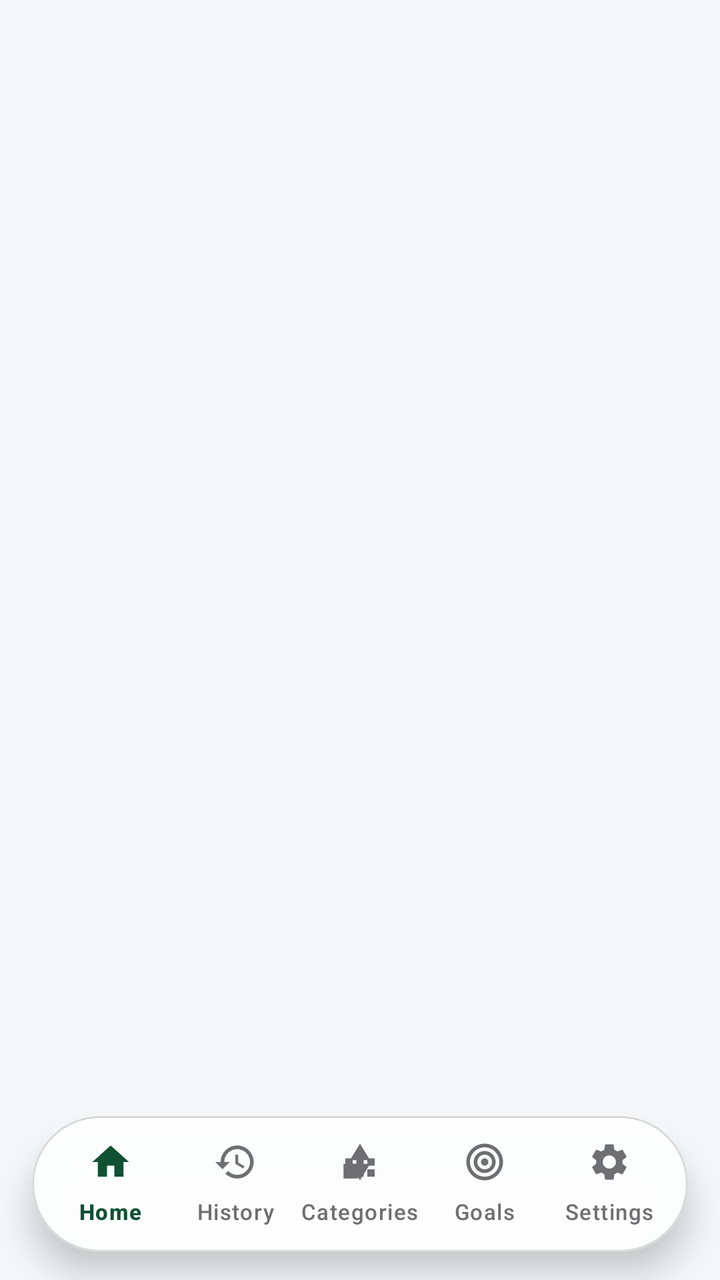
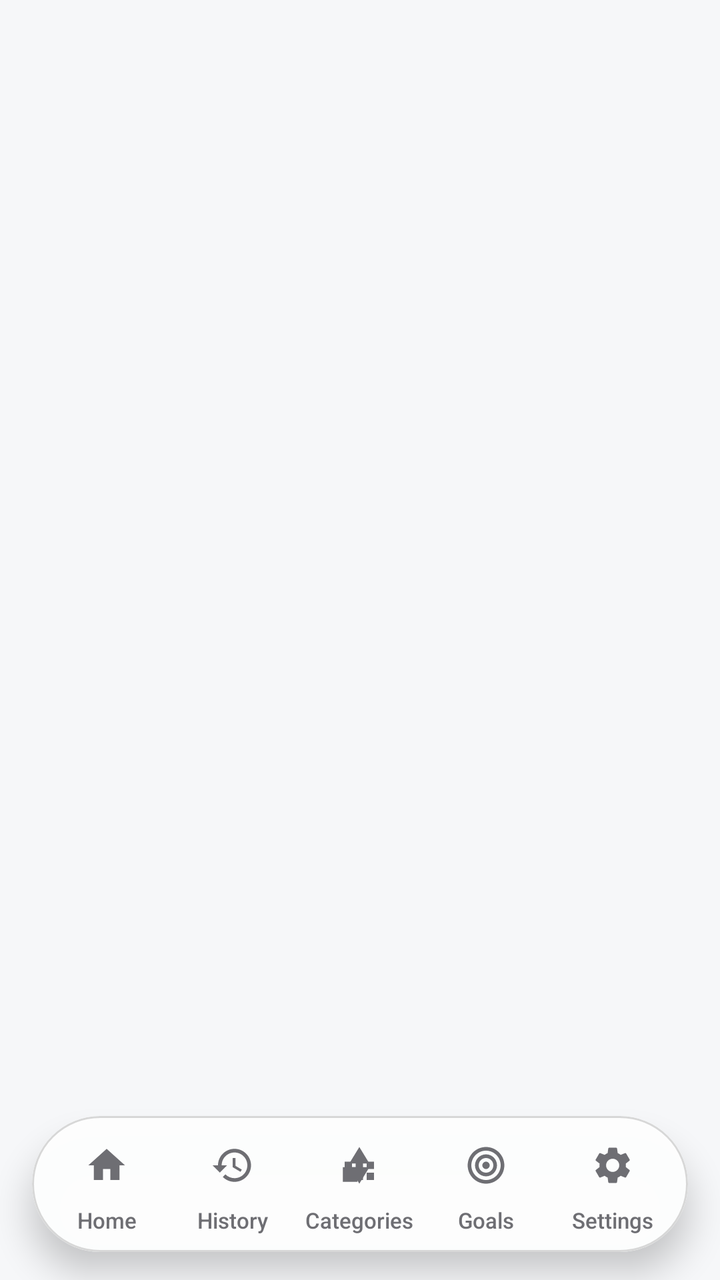

The first picture is an Android layout as it rendered before a commit; the second is the same layout after the commit. The layout source and the unified diff follow.
<!-- AndroidManifest.xml: application theme Theme.SpendWise -->
<!-- res/layout/activity_main.xml -->
<?xml version="1.0" encoding="utf-8"?>
<androidx.coordinatorlayout.widget.CoordinatorLayout
    xmlns:android="http://schemas.android.com/apk/res/android"
    xmlns:app="http://schemas.android.com/apk/res-auto"
    android:id="@+id/main_content"
    android:layout_width="match_parent"
    android:layout_height="match_parent">

    <FrameLayout
        android:id="@+id/tab_fragment_container"
        android:layout_width="match_parent"
        android:layout_height="match_parent" />

    <androidx.fragment.app.FragmentContainerView
        android:id="@+id/nav_host_fragment"
        android:name="androidx.navigation.fragment.NavHostFragment"
        android:layout_width="match_parent"
        android:layout_height="match_parent"
        android:visibility="gone"
        app:defaultNavHost="true"
        app:navGraph="@navigation/nav_graph"/>

    <com.google.android.material.card.MaterialCardView
        android:id="@+id/card_bottom_nav"
        android:layout_width="match_parent"
        android:layout_height="68dp"
        android:layout_gravity="bottom|center_horizontal"
        android:layout_marginHorizontal="16dp"
        android:layout_marginBottom="14dp"
        app:cardCornerRadius="999dp"
        app:cardElevation="10dp"
        app:strokeWidth="1dp"
        app:strokeColor="@color/nav_glass_stroke"
        app:cardBackgroundColor="@color/nav_glass_fill">

        <FrameLayout
            android:layout_width="match_parent"
            android:layout_height="match_parent">

            
            <View
                android:id="@+id/nav_blur_layer"
                android:layout_width="match_parent"
                android:layout_height="match_parent"
                android:background="@color/nav_glass_fill" />

            <com.google.android.material.bottomnavigation.BottomNavigationView
                android:id="@+id/bottom_navigation"
                android:layout_width="match_parent"
                android:layout_height="match_parent"
                android:background="@android:color/transparent"
                android:paddingHorizontal="8dp"
                app:menu="@menu/bottom_nav_menu"
                app:labelVisibilityMode="labeled"
                app:itemIconSize="22dp"
                app:itemIconTint="@color/bottom_nav_icon_tint"
                app:itemTextColor="@color/bottom_nav_icon_tint"
                app:itemActiveIndicatorStyle="@style/Widget.SpendWise.BottomNav.ActiveIndicator"
                app:itemTextAppearanceActive="@style/TextAppearance.SpendWise.BottomNav.Active"
                app:itemTextAppearanceInactive="@style/TextAppearance.SpendWise.BottomNav.Inactive"
                app:elevation="0dp"/>
        </FrameLayout>

    </com.google.android.material.card.MaterialCardView>

</androidx.coordinatorlayout.widget.CoordinatorLayout>
<!-- resources referenced by this layout -->
<resources>
  <style name="Widget.SpendWise.BottomNav" parent="Widget.Material3.BottomNavigationView">
          <item name="android:background">@android:color/transparent</item>
          <item name="elevation">0dp</item>
          <item name="itemActiveIndicatorStyle">@style/Widget.SpendWise.BottomNav.ActiveIndicator</item>
          <item name="itemIconTint">@color/bottom_nav_icon_tint</item>
          <item name="itemTextColor">@color/bottom_nav_icon_tint</item>
          <item name="itemTextAppearanceActive">@style/TextAppearance.SpendWise.BottomNav.Active</item>
          <item name="itemTextAppearanceInactive">@style/TextAppearance.SpendWise.BottomNav.Inactive</item>
      </style>
  <!-- unchanged entries left out for length: 30 -->
</resources>

<!-- the commit's change to res/layout/activity_main.xml (unified diff, before → after) -->
@@ -1,5 +1,5 @@
 <?xml version="1.0" encoding="utf-8"?>
-<androidx.coordinatorlayout.widget.CoordinatorLayout
+<androidx.constraintlayout.widget.ConstraintLayout
     xmlns:android="http://schemas.android.com/apk/res/android"
     xmlns:app="http://schemas.android.com/apk/res-auto"
     android:id="@+id/main_content"
@@ -8,26 +8,38 @@
 
     <FrameLayout
         android:id="@+id/tab_fragment_container"
-        android:layout_width="match_parent"
-        android:layout_height="match_parent" />
+        android:layout_width="0dp"
+        android:layout_height="0dp"
+        app:layout_constraintStart_toStartOf="parent"
+        app:layout_constraintEnd_toEndOf="parent"
+        app:layout_constraintTop_toTopOf="parent"
+        app:layout_constraintBottom_toBottomOf="parent" />
 
     <androidx.fragment.app.FragmentContainerView
         android:id="@+id/nav_host_fragment"
         android:name="androidx.navigation.fragment.NavHostFragment"
-        android:layout_width="match_parent"
-        android:layout_height="match_parent"
+        android:layout_width="0dp"
+        android:layout_height="0dp"
         android:visibility="gone"
         app:defaultNavHost="true"
-        app:navGraph="@navigation/nav_graph"/>
+        app:navGraph="@navigation/nav_graph"
+        app:layout_constraintStart_toStartOf="parent"
+        app:layout_constraintEnd_toEndOf="parent"
+        app:layout_constraintTop_toTopOf="parent"
+        app:layout_constraintBottom_toBottomOf="parent" />
 
     <com.google.android.material.card.MaterialCardView
         android:id="@+id/card_bottom_nav"
-        android:layout_width="match_parent"
+        android:layout_width="0dp"
         android:layout_height="68dp"
-        android:layout_gravity="bottom|center_horizontal"
         android:layout_marginHorizontal="16dp"
         android:layout_marginBottom="14dp"
+        app:layout_constraintWidth_max="460dp"
+        app:layout_constraintStart_toStartOf="parent"
+        app:layout_constraintEnd_toEndOf="parent"
+        app:layout_constraintBottom_toBottomOf="parent"
         app:cardCornerRadius="999dp"
+        android:elevation="16dp"
         app:cardElevation="10dp"
         app:strokeWidth="1dp"
         app:strokeColor="@color/nav_glass_stroke"
@@ -44,23 +56,211 @@
                 android:layout_height="match_parent"
                 android:background="@color/nav_glass_fill" />
 
+            
             <com.google.android.material.bottomnavigation.BottomNavigationView
                 android:id="@+id/bottom_navigation"
+                android:layout_width="0dp"
+                android:layout_height="0dp"
+                android:visibility="invisible"
+                app:menu="@menu/bottom_nav_menu" />
+
+            
+            <LinearLayout
+                android:id="@+id/custom_bottom_nav"
                 android:layout_width="match_parent"
                 android:layout_height="match_parent"
-                android:background="@android:color/transparent"
-                android:paddingHorizontal="8dp"
-                app:menu="@menu/bottom_nav_menu"
-                app:labelVisibilityMode="labeled"
-                app:itemIconSize="22dp"
-                app:itemIconTint="@color/bottom_nav_icon_tint"
-                app:itemTextColor="@color/bottom_nav_icon_tint"
-                app:itemActiveIndicatorStyle="@style/Widget.SpendWise.BottomNav.ActiveIndicator"
-                app:itemTextAppearanceActive="@style/TextAppearance.SpendWise.BottomNav.Active"
-                app:itemTextAppearanceInactive="@style/TextAppearance.SpendWise.BottomNav.Inactive"
-                app:elevation="0dp"/>
+                android:orientation="horizontal"
+                android:gravity="center_vertical"
+                android:paddingHorizontal="6dp">
+
+                
+                <LinearLayout
+                    android:id="@+id/tab_item_home"
+                    android:layout_width="0dp"
+                    android:layout_height="match_parent"
+                    android:layout_weight="1"
+                    android:minWidth="72dp"
+                    android:orientation="vertical"
+                    android:gravity="center"
+                    android:background="?attr/selectableItemBackgroundBorderless">
+
+                    <FrameLayout
+                        android:id="@+id/tab_halo_home"
+                        android:layout_width="44dp"
+                        android:layout_height="32dp">
+
+                        <ImageView
+                            android:id="@+id/tab_icon_home"
+                            android:layout_width="22dp"
+                            android:layout_height="22dp"
+                            android:layout_gravity="center"
+                            android:src="@drawable/ic_home"
+                            app:tint="@color/bottom_nav_icon_tint"
+                            android:contentDescription="Home" />
+                    </FrameLayout>
+
+                    <TextView
+                        android:id="@+id/tab_label_home"
+                        android:layout_width="wrap_content"
+                        android:layout_height="wrap_content"
+                        android:layout_marginTop="4dp"
+                        android:text="Home"
+                        android:textSize="11sp"
+                        android:fontFamily="sans-serif-medium"
+                        android:textColor="@color/bottom_nav_icon_tint" />
+                </LinearLayout>
+
+                
+                <LinearLayout
+                    android:id="@+id/tab_item_history"
+                    android:layout_width="0dp"
+                    android:layout_height="match_parent"
+                    android:layout_weight="1"
+                    android:minWidth="72dp"
+                    android:orientation="vertical"
+                    android:gravity="center"
+                    android:background="?attr/selectableItemBackgroundBorderless">
+
+                    <FrameLayout
+                        android:id="@+id/tab_halo_history"
+                        android:layout_width="44dp"
+                        android:layout_height="32dp">
+
+                        <ImageView
+                            android:id="@+id/tab_icon_history"
+                            android:layout_width="22dp"
+                            android:layout_height="22dp"
+                            android:layout_gravity="center"
+                            android:src="@drawable/ic_history"
+                            app:tint="@color/bottom_nav_icon_tint"
+                            android:contentDescription="History" />
+                    </FrameLayout>
+
+                    <TextView
+                        android:id="@+id/tab_label_history"
+                        android:layout_width="wrap_content"
+                        android:layout_height="wrap_content"
+                        android:layout_marginTop="4dp"
+                        android:text="History"
+                        android:textSize="11sp"
+                        android:fontFamily="sans-serif-medium"
+                        android:textColor="@color/bottom_nav_icon_tint" />
+                </LinearLayout>
+
+                
+                <LinearLayout
+                    android:id="@+id/tab_item_categories"
+                    android:layout_width="0dp"
+                    android:layout_height="match_parent"
+                    android:layout_weight="1"
+                    android:minWidth="72dp"
+                    android:orientation="vertical"
+                    android:gravity="center"
+                    android:background="?attr/selectableItemBackgroundBorderless">
+
+                    <FrameLayout
+                        android:id="@+id/tab_halo_categories"
+                        android:layout_width="44dp"
+                        android:layout_height="32dp">
+
+                        <ImageView
+                            android:id="@+id/tab_icon_categories"
+                            android:layout_width="22dp"
+                            android:layout_height="22dp"
+                            android:layout_gravity="center"
+                            android:src="@drawable/ic_category"
+                            app:tint="@color/bottom_nav_icon_tint"
+                            android:contentDescription="Categories" />
+                    </FrameLayout>
+
+                    <TextView
+                        android:id="@+id/tab_label_categories"
+                        android:layout_width="wrap_content"
+                        android:layout_height="wrap_content"
+                        android:layout_marginTop="4dp"
+                        android:text="Categories"
+                        android:textSize="11sp"
+                        android:fontFamily="sans-serif-medium"
+                        android:textColor="@color/bottom_nav_icon_tint" />
+                </LinearLayout>
+
+                
+                <LinearLayout
+                    android:id="@+id/tab_item_goals"
+                    android:layout_width="0dp"
+                    android:layout_height="match_parent"
+                    android:layout_weight="1"
+                    android:minWidth="72dp"
+                    android:orientation="vertical"
+                    android:gravity="center"
+                    android:background="?attr/selectableItemBackgroundBorderless">
+
+                    <FrameLayout
+                        android:id="@+id/tab_halo_goals"
+                        android:layout_width="44dp"
+                        android:layout_height="32dp">
+
+                        <ImageView
+                            android:id="@+id/tab_icon_goals"
+                            android:layout_width="22dp"
+                            android:layout_height="22dp"
+                            android:layout_gravity="center"
+                            android:src="@drawable/ic_goals"
+                            app:tint="@color/bottom_nav_icon_tint"
+                            android:contentDescription="Goals" />
+                    </FrameLayout>
+
+                    <TextView
+                        android:id="@+id/tab_label_goals"
+                        android:layout_width="wrap_content"
+                        android:layout_height="wrap_content"
+                        android:layout_marginTop="4dp"
+                        android:text="Goals"
+                        android:textSize="11sp"
+                        android:fontFamily="sans-serif-medium"
+                        android:textColor="@color/bottom_nav_icon_tint" />
+                </LinearLayout>
+
+                
+                <LinearLayout
+                    android:id="@+id/tab_item_settings"
+                    android:layout_width="0dp"
+                    android:layout_height="match_parent"
+                    android:layout_weight="1"
+                    android:minWidth="72dp"
+                    android:orientation="vertical"
+                    android:gravity="center"
+                    android:background="?attr/selectableItemBackgroundBorderless">
+
+                    <FrameLayout
+                        android:id="@+id/tab_halo_settings"
+                        android:layout_width="44dp"
+                        android:layout_height="32dp">
+
+                        <ImageView
+                            android:id="@+id/tab_icon_settings"
+                            android:layout_width="22dp"
+                            android:layout_height="22dp"
+                            android:layout_gravity="center"
+                            android:src="@drawable/ic_settings"
+                            app:tint="@color/bottom_nav_icon_tint"
+                            android:contentDescription="Settings" />
+                    </FrameLayout>
+
+                    <TextView
+                        android:id="@+id/tab_label_settings"
+                        android:layout_width="wrap_content"
+                        android:layout_height="wrap_content"
+                        android:layout_marginTop="4dp"
+                        android:text="Settings"
+                        android:textSize="11sp"
+                        android:fontFamily="sans-serif-medium"
+                        android:textColor="@color/bottom_nav_icon_tint" />
+                </LinearLayout>
+
+            </LinearLayout>
         </FrameLayout>
 
     </com.google.android.material.card.MaterialCardView>
 
-</androidx.coordinatorlayout.widget.CoordinatorLayout>
+</androidx.constraintlayout.widget.ConstraintLayout>
<!-- resource entries referenced after the edit -->
@@ -1,13 +1,82 @@
 <!-- resources referenced by this layout -->
 <resources>
+  <!-- drawable ic_category (drawable) -->
+  <vector xmlns:android="http://schemas.android.com/apk/res/android"
+      android:width="24dp"
+      android:height="24dp"
+      android:viewportWidth="24"
+      android:viewportHeight="24"
+      android:tint="?attr/colorControlNormal">
+    <path
+        android:fillColor="@android:color/white"
+        android:pathData="M12,2l-5.5,9h11z"/>
+    <path
+        android:fillColor="@android:color/white"
+        android:pathData="M17.5,13l-5.5,9l-5.5,-9z"/>
+    <path
+        android:fillColor="@android:color/white"
+        android:pathData="M3,13h8v8h-8z"/> 
+     
+     <path 
+        android:fillColor="@android:color/white" 
+        android:pathData="M4,10h4v4h-4zM10,10h4v4h-4zM16,10h4v4h-4z M4,16h4v4h-4zM10,16h4v4h-4zM16,16h4v4h-4z" />
+  </vector>
+  <!-- drawable ic_goals (drawable) -->
+  <vector xmlns:android="http://schemas.android.com/apk/res/android"
+      android:width="24dp"
+      android:height="24dp"
+      android:viewportWidth="24"
+      android:viewportHeight="24"
+      android:tint="?attr/colorControlNormal">
+      <path
+          android:fillColor="@android:color/white"
+          android:pathData="M12,2C6.48,2 2,6.48 2,12s4.48,10 10,10 10,-4.48 10,-10S17.52,2 12,2zM12,20c-4.41,0 -8,-3.59 -8,-8s3.59,-8 8,-8 8,3.59 8,8 -3.59,8 -8,8zM12,6c-3.31,0 -6,2.69 -6,6s2.69,6 6,6 6,-2.69 6,-6 -2.69,-6 -6,-6zM12,16c-2.21,0 -4,-1.79 -4,-4s1.79,-4 4,-4 4,1.79 4,4 -1.79,4 -4,4zM12,10c-1.1,0 -2,0.9 -2,2s0.9,2 2,2 2,-0.9 2,-2 -0.9,-2 -2,-2z"/>
+  </vector>
+  <!-- drawable ic_history (drawable) -->
+  <vector xmlns:android="http://schemas.android.com/apk/res/android"
+      android:width="24dp"
+      android:height="24dp"
+      android:viewportWidth="24"
+      android:viewportHeight="24">
+    <path
+        android:fillColor="@color/primary"
+        android:pathData="M13 3c-4.97 0-9 4.03-9 9H1l3.89 3.89.07.14L9 12H6c0-3.87 3.13-7 7-7s7 3.13 7 7-3.13 7-7 7c-1.93 0-3.68-.79-4.94-2.06l-1.42 1.42C8.27 19.99 10.51 21 13 21c4.97 0 9-4.03 9-9s-4.03-9-9-9zm-1 5v5l4.28 2.54.72-1.21-3.5-2.08V8H12z"/>
+  </vector>
+  <!-- drawable ic_home (drawable) -->
+  <vector xmlns:android="http://schemas.android.com/apk/res/android"
+      android:width="24dp"
+      android:height="24dp"
+      android:viewportWidth="24"
+      android:viewportHeight="24"
+      android:tint="?attr/colorControlNormal">
+    <path
+        android:fillColor="@android:color/white"
+        android:pathData="M10,20v-6h4v6h5v-8h3L12,3 2,12h3v8z"/>
+  </vector>
+  <!-- drawable ic_settings (drawable) -->
+  <vector xmlns:android="http://schemas.android.com/apk/res/android"
+      android:width="24dp"
+      android:height="24dp"
+      android:viewportWidth="24"
+      android:viewportHeight="24"
+      android:tint="?attr/colorControlNormal">
+    <path
+        android:fillColor="@android:color/white"
+        android:pathData="M19.14,12.94c0.04,-0.3 0.06,-0.61 0.06,-0.94c0,-0.32 -0.02,-0.64 -0.07,-0.94l2.03,-1.58c0.18,-0.14 0.23,-0.41 0.12,-0.61l-1.92,-3.32c-0.12,-0.22 -0.37,-0.29 -0.59,-0.22l-2.39,0.96c-0.5,-0.38 -1.03,-0.7 -1.62,-0.94L14.4,2.81c-0.04,-0.24 -0.24,-0.41 -0.48,-0.41h-3.84c-0.24,0 -0.43,0.17 -0.47,0.41L9.25,5.35C8.66,5.59 8.12,5.92 7.63,6.29L5.24,5.33c-0.22,-0.08 -0.47,0 -0.59,0.22L2.74,8.87C2.62,9.08 2.66,9.34 2.86,9.48l2.03,1.58C4.84,11.36 4.8,11.69 4.8,12s0.02,0.64 0.07,0.94l-2.03,1.58c-0.18,0.14 -0.23,0.41 -0.12,0.61l1.92,3.32c0.12,0.22 0.37,0.29 0.59,0.22l2.39,-0.96c0.5,0.38 1.03,0.7 1.62,0.94l0.36,2.54c0.05,0.24 0.24,0.41 0.48,0.41h3.84c0.24,0 0.44,-0.17 0.47,-0.41l0.36,-2.54c0.59,-0.24 1.13,-0.56 1.62,-0.94l2.39,0.96c0.22,0.08 0.47,0 0.59,-0.22l1.92,-3.32c0.12,-0.22 0.07,-0.47 -0.12,-0.61L19.14,12.94zM12,15.6c-1.98,0 -3.6,-1.62 -3.6,-3.6s1.62,-3.6 3.6,-3.6s3.6,1.62 3.6,3.6S13.98,15.6 12,15.6z"/>
+  </vector>
+  <color name="primary">#006B75</color>
   <style name="Widget.SpendWise.BottomNav" parent="Widget.Material3.BottomNavigationView">
           <item name="android:background">@android:color/transparent</item>
           <item name="elevation">0dp</item>
+          <item name="android:minHeight">68dp</item>
           <item name="itemActiveIndicatorStyle">@style/Widget.SpendWise.BottomNav.ActiveIndicator</item>
           <item name="itemIconTint">@color/bottom_nav_icon_tint</item>
           <item name="itemTextColor">@color/bottom_nav_icon_tint</item>
           <item name="itemTextAppearanceActive">@style/TextAppearance.SpendWise.BottomNav.Active</item>
           <item name="itemTextAppearanceInactive">@style/TextAppearance.SpendWise.BottomNav.Inactive</item>
+          <item name="itemPaddingTop">4dp</item>
+          <item name="itemPaddingBottom">4dp</item>
+          <item name="itemHorizontalTranslationEnabled">false</item>
       </style>
   <!-- unchanged entries left out for length: 30 -->
 </resources>
